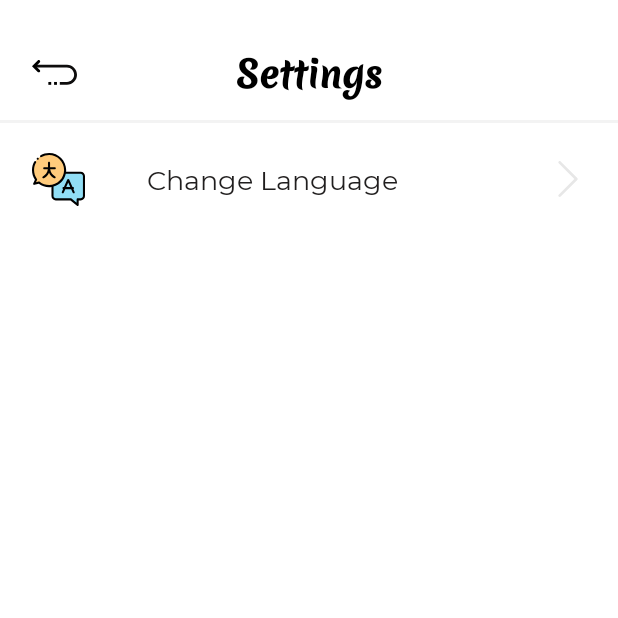
After one commit to setianjay/GithubUser, an Android app: the SettingsActivity screen opened directly, with no data from a screen before it, on a phone screen of 412 x 824 dp, the top half of it. The commit adds this screen. Run offline under Robolectric (Android 15) with nearby library versions, the phone set to English and light mode, and no system bars.

```diff
--- a/app/src/main/java/com/setianjay/githubuser/screens/activity/HomeActivity.kt
+++ b/app/src/main/java/com/setianjay/githubuser/screens/activity/HomeActivity.kt
@@ -1,5 +1,6 @@
 package com.setianjay.githubuser.screens.activity
 
+import android.content.Intent
 import androidx.appcompat.app.AppCompatActivity
 import android.os.Bundle
 import android.view.MenuItem
@@ -20,11 +21,12 @@ class HomeActivity : AppCompatActivity() {
     override fun onCreate(savedInstanceState: Bundle?) {
         super.onCreate(savedInstanceState)
         setContentView(binding.root)
+        initListener()
         initViewModel()
-        initListener()
         setupObserver()
     }
 
+    /* function to initialize view model */
     private fun initViewModel(){
         viewModel = ViewModelProvider(
             this@HomeActivity,
@@ -32,12 +34,15 @@ class HomeActivity : AppCompatActivity() {
         ).get(GithubViewModel::class.java)
     }
 
+    /* function to initialize all listener in this layout */
     private fun initListener(){
+        // listener for show pop up menu
         binding.ivMenus.setOnClickListener {
             showPopupMenu()
         }
     }
 
+    /* function for show of pop up menu*/
     private fun showPopupMenu(){
         val popupMenu = PopupMenu(this,binding.ivMenus)
         popupMenu.menuInflater.inflate(R.menu.popup_menu,popupMenu.menu)
@@ -48,7 +53,9 @@ class HomeActivity : AppCompatActivity() {
                     Toast.makeText(this@HomeActivity, "Under Development", Toast.LENGTH_SHORT).show()
                 }
                 R.id.settings -> {
-                    Toast.makeText(this@HomeActivity, "Under Development", Toast.LENGTH_SHORT).show()
+                    Intent(this@HomeActivity, SettingsActivity::class.java).also {
+                        startActivity(it)
+                    }
                 }
             }
             true
@@ -57,6 +64,7 @@ class HomeActivity : AppCompatActivity() {
         popupMenu.show()
     }
 
+    /* function to set up any observer in view model */
     private fun setupObserver(){
         // observe for the title and set with value if any update from current fragment
         viewModel.getTitle().observe(this@HomeActivity){ title ->
--- /dev/null
+++ b/app/src/main/java/com/setianjay/githubuser/screens/activity/SettingsActivity.kt
@@ -0,0 +1,32 @@
+package com.setianjay.githubuser.screens.activity
+
+import android.content.Intent
+import androidx.appcompat.app.AppCompatActivity
+import android.os.Bundle
+import com.setianjay.githubuser.databinding.ActivitySettingsBinding
+
+class SettingsActivity : AppCompatActivity() {
+    private val binding by lazy { ActivitySettingsBinding.inflate(layoutInflater) }
+
+    override fun onCreate(savedInstanceState: Bundle?) {
+        super.onCreate(savedInstanceState)
+        setContentView(binding.root)
+        initListener()
+    }
+
+    /* function to initialize all listener in this layout */
+    private fun initListener(){
+        // listener for button back
+        binding.ivBack.setOnClickListener {
+            onBackPressed()
+            finish()
+        }
+
+        // listener for change language
+        binding.containerLanguage.setOnClickListener {
+            Intent(android.provider.Settings.ACTION_LOCALE_SETTINGS).also {
+                startActivity(it)
+            }
+        }
+    }
+}
--- /dev/null
+++ b/app/src/main/res/drawable/ic_back.xml
@@ -0,0 +1,7 @@
+<vector android:height="30dp" android:viewportHeight="502"
+    android:viewportWidth="502.624" android:width="30dp" xmlns:android="http://schemas.android.com/apk/res/android">
+    <path android:fillColor="#0e0d0d" android:pathData="m390.625,276.992h-80v-32h80c44.109,0 80,-35.887 80,-80 0,-44.113 -35.891,-80 -80,-80h-368v-32h368c61.758,0 112,50.254 112,112 0,61.742 -50.242,112 -112,112zM390.625,276.992"/>
+    <path android:fillColor="#000000" android:pathData="m64,132.992 l-64,-64 64,-64c6.238,-6.238 16.383,-6.238 22.625,0 6.238,6.238 6.238,16.383 0,22.625l-41.379,41.375 41.379,41.375c6.238,6.242 6.238,16.387 0,22.625 -6.242,6.238 -16.387,6.238 -22.625,0zM64,132.992"/>
+    <path android:fillColor="#000000" android:pathData="m246.625,244.992h32v32h-32zM246.625,244.992"/>
+    <path android:fillColor="#000000" android:pathData="m182.625,244.992h32v32h-32zM182.625,244.992"/>
+</vector>
--- /dev/null
+++ b/app/src/main/res/drawable/ic_next.xml
@@ -0,0 +1,4 @@
+<vector android:height="24dp" android:viewportHeight="443.52"
+    android:viewportWidth="443.52" android:width="24dp" xmlns:android="http://schemas.android.com/apk/res/android">
+    <path android:fillColor="#e7e7e7" android:pathData="M336.226,209.591l-204.8,-204.8c-6.78,-6.548 -17.584,-6.36 -24.132,0.42c-6.388,6.614 -6.388,17.099 0,23.712l192.734,192.734L107.294,414.391c-6.663,6.664 -6.663,17.468 0,24.132c6.665,6.663 17.468,6.663 24.132,0l204.8,-204.8C342.889,227.058 342.889,216.255 336.226,209.591z"/>
+</vector>
--- /dev/null
+++ b/app/src/main/res/drawable/ic_settings_language.xml
@@ -0,0 +1,9 @@
+<vector android:height="35dp" android:viewportHeight="512"
+    android:viewportWidth="512" android:width="35dp" xmlns:android="http://schemas.android.com/apk/res/android">
+    <path android:fillColor="#91def5" android:pathData="m198,320.043v95.957c0,17.672 14.32,32 31.996,32h145.004l66,54v-54h29c17.672,0 32,-14.328 32,-32v-194c0,-17.672 -14.328,-32 -32,-32h-149.957zM198,320.043"/>
+    <path android:fillColor="#ffcb7c" android:pathData="m165.02,10c-85.613,0 -155.02,69.406 -155.02,155.02 0,34.066 10.996,65.559 29.621,91.141l-19.109,41.984 47.293,-12.363v-0.02c26.59,21.438 60.402,34.281 97.215,34.281 85.617,0 155.023,-69.406 155.023,-155.023 0,-85.613 -69.406,-155.02 -155.023,-155.02zM165.02,10"/>
+    <path android:fillColor="#FF000000" android:pathData="m470,180h-140.645c0.445,-4.934 0.688,-9.93 0.688,-14.98 0,-90.992 -74.031,-165.02 -165.023,-165.02 -28.984,0 -57.496,7.625 -82.453,22.047 -4.781,2.762 -6.418,8.879 -3.656,13.66 2.766,4.785 8.883,6.418 13.664,3.656 21.918,-12.668 46.969,-19.363 72.445,-19.363 79.965,0 145.023,65.055 145.023,145.02 0,79.965 -65.059,145.023 -145.023,145.023 -33.473,0 -64.918,-11.09 -90.938,-32.066 -2.609,-2.102 -6.066,-2.73 -9.215,-1.766l-26.543,6.941 10.398,-22.852c1.496,-3.281 1.105,-7.109 -1.016,-10.027 -18.125,-24.895 -27.707,-54.375 -27.707,-85.254 0,-25.543 6.73,-50.656 19.465,-72.621 2.77,-4.781 1.141,-10.898 -3.637,-13.668s-10.895,-1.145 -13.668,3.637c-14.496,25.008 -22.16,53.59 -22.16,82.652 0,33.16 9.715,64.914 28.152,92.199l-16.742,36.785c-1.602,3.512 -1.035,7.629 1.449,10.582 2.484,2.953 6.445,4.211 10.18,3.234l42.527,-11.117c28.508,21.535 63.621,33.34 99.453,33.34 7.801,0 15.469,-0.559 22.98,-1.609v87.566c0,23.156 18.84,42 41.996,42h141.434l63.238,51.738c1.82,1.492 4.066,2.258 6.332,2.258 1.457,0 2.918,-0.316 4.281,-0.961 3.492,-1.656 5.719,-5.172 5.719,-9.039v-43.996h19c23.16,0 42,-18.844 42,-42v-194c0,-23.16 -18.84,-42 -42,-42zM492,416c0,12.129 -9.867,22 -22,22h-29c-5.523,0 -10,4.477 -10,10v32.895l-49.391,-40.41c-2.723,-2.484 -5.105,-2.484 -10.461,-2.484h-141.152c-12.129,0 -21.996,-9.871 -21.996,-22v-91.648c59.152,-15.973 105.238,-64.074 118.297,-124.352h143.703c12.133,0 22,9.867 22,22zM492,416"/>
+    <path android:fillColor="#FF000000" android:pathData="m399.762,348.605c3.391,-1.598 5.742,-5.039 5.742,-9.039 0,-5.52 -4.477,-10 -10,-10h-4.094l-32.25,-73.5c-1.598,-3.637 -5.191,-5.984 -9.16,-5.984s-7.563,2.348 -9.156,5.984l-32.25,73.5h-4.094c-5.523,0 -10,4.48 -10,10 0,4 2.352,7.441 5.742,9.039l-12.012,27.375c-2.219,5.059 0.082,10.957 5.137,13.176 5.059,2.219 10.957,-0.082 13.176,-5.141l15.117,-34.449h56.684l15.117,34.449c1.645,3.75 5.313,5.984 9.164,5.984 1.34,0 2.703,-0.27 4.012,-0.844 5.055,-2.219 7.359,-8.117 5.137,-13.176zM330.434,329.566 L350,284.973 369.566,329.566zM330.434,329.566"/>
+    <path android:fillColor="#FF000000" android:pathData="m55.402,65.398c2.629,0 5.207,-1.07 7.07,-2.93 1.859,-1.859 2.93,-4.438 2.93,-7.07 0,-2.629 -1.07,-5.207 -2.93,-7.07 -1.863,-1.859 -4.441,-2.93 -7.07,-2.93 -2.641,0 -5.211,1.07 -7.07,2.93 -1.859,1.863 -2.93,4.441 -2.93,7.07 0,2.633 1.07,5.211 2.93,7.07 1.859,1.863 4.438,2.93 7.07,2.93zM55.402,65.398"/>
+    <path android:fillColor="#FF000000" android:pathData="m105.328,225.879c-4.844,2.656 -6.617,8.734 -3.961,13.578 1.82,3.316 5.246,5.195 8.777,5.195 1.625,0 3.273,-0.398 4.801,-1.234 22.301,-12.23 39.457,-31.254 49.492,-53.688 10.039,22.434 27.191,41.457 49.492,53.688 1.527,0.836 3.176,1.234 4.801,1.234 3.531,0 6.957,-1.879 8.777,-5.195 2.656,-4.844 0.883,-10.922 -3.961,-13.578 -26.105,-14.316 -43.676,-39.902 -48.039,-68.813h44.398c5.523,0 10,-4.477 10,-10 0,-5.523 -4.477,-10 -10,-10h-45.469v-41.672c0,-5.523 -4.477,-10 -10,-10s-10,4.477 -10,10v41.672h-36.125c-5.523,0 -10,4.477 -10,10 0,5.523 4.477,10 10,10h35.055c-4.363,28.91 -21.934,54.5 -48.039,68.813zM105.328,225.879"/>
+</vector>
--- a/app/src/main/res/layout/activity_home.xml
+++ b/app/src/main/res/layout/activity_home.xml
@@ -26,29 +26,18 @@
             android:text="@string/home"
             app:layout_constraintStart_toStartOf="parent"
             app:layout_constraintTop_toTopOf="parent"
-            android:layout_marginTop="@dimen/margin_27"/>
-
-        <ImageView
-            android:id="@+id/iv_favorite"
-            android:layout_width="@dimen/width_24"
-            android:layout_height="@dimen/height_24"
-            android:contentDescription="@string/app_name"
-            android:src="@drawable/ic_heart"
-            app:layout_constraintEnd_toEndOf="@id/iv_menus"
-            app:layout_constraintTop_toTopOf="parent"
-            android:layout_marginEnd="@dimen/margin_40"
-            android:layout_marginTop="@dimen/margin_32"
-            android:visibility="invisible"/>
+            android:layout_marginTop="@dimen/margin_27" />
 
         <ImageView
             android:id="@+id/iv_menus"
+            android:background="?android:attr/selectableItemBackground"
+            android:contentDescription="@string/app_name"
             android:layout_width="@dimen/width_24"
             android:layout_height="@dimen/height_24"
-            android:contentDescription="@string/app_name"
             android:src="@drawable/ic_menu"
             app:layout_constraintEnd_toEndOf="parent"
             app:layout_constraintTop_toTopOf="parent"
-            android:layout_marginTop="@dimen/margin_32"/>
+            android:layout_marginTop="@dimen/margin_32" />
     </androidx.constraintlayout.widget.ConstraintLayout>
 
     <androidx.fragment.app.FragmentContainerView
@@ -57,5 +46,5 @@
         android:layout_width="match_parent"
         android:layout_height="match_parent"
         app:defaultNavHost="true"
-        app:navGraph="@navigation/nav_content"/>
+        app:navGraph="@navigation/nav_content" />
 </LinearLayout>
--- /dev/null
+++ b/app/src/main/res/layout/activity_settings.xml
@@ -0,0 +1,86 @@
+<?xml version="1.0" encoding="utf-8"?>
+<RelativeLayout xmlns:android="http://schemas.android.com/apk/res/android"
+    xmlns:tools="http://schemas.android.com/tools"
+    android:layout_width="match_parent"
+    android:layout_height="match_parent"
+    android:paddingTop="@dimen/padding_32"
+    android:paddingBottom="@dimen/padding_21"
+    tools:context=".screens.activity.SettingsActivity">
+
+    <ImageView
+        android:id="@+id/iv_back"
+        android:background="?android:attr/selectableItemBackground"
+        android:contentDescription="@string/app_name"
+        android:layout_width="wrap_content"
+        android:layout_height="wrap_content"
+        android:layout_alignParentStart="true"
+        android:layout_alignParentTop="true"
+        android:layout_marginStart="@dimen/margin_21"
+        android:paddingTop="8dp"
+        android:src="@drawable/ic_back" />
+
+    <TextView
+        android:id="@+id/tv_page"
+        android:layout_width="wrap_content"
+        android:layout_height="wrap_content"
+        android:layout_alignTop="@+id/iv_back"
+        android:layout_alignBottom="@+id/iv_back"
+        android:layout_centerHorizontal="true"
+        android:fontFamily="@font/merienda_regular"
+        android:text="@string/settings"
+        android:textColor="@color/black"
+        android:textSize="@dimen/text_24"
+        android:textStyle="bold" />
+
+    <View
+        android:id="@+id/vw_page"
+        android:background="@color/gray_soft"
+        android:layout_width="match_parent"
+        android:layout_height="2dp"
+        android:layout_below="@id/tv_page"
+        android:layout_marginTop="10dp" />
+
+    <LinearLayout
+        android:id="@+id/container_language"
+        android:background="?android:attr/selectableItemBackground"
+        android:clickable="true"
+        android:focusable="true"
+        android:layout_width="match_parent"
+        android:layout_height="wrap_content"
+        android:layout_below="@id/vw_page"
+        android:layout_marginTop="@dimen/margin_10"
+        android:paddingStart="@dimen/padding_21"
+        android:paddingTop="@dimen/padding_10"
+        android:paddingEnd="@dimen/padding_21"
+        android:paddingBottom="@dimen/padding_10"
+        android:orientation="horizontal">
+
+        <ImageView
+            android:id="@+id/iv_language"
+            android:layout_width="wrap_content"
+            android:layout_height="wrap_content"
+            android:contentDescription="@string/app_name"
+            android:src="@drawable/ic_settings_language" />
+
+        <TextView
+            android:id="@+id/tv_language"
+            android:layout_width="0dp"
+            android:layout_height="wrap_content"
+            android:layout_gravity="center_vertical"
+            android:layout_marginStart="@dimen/margin_41"
+            android:fontFamily="@font/montserrat_regular"
+            android:text="@string/change_language"
+            android:textColor="@color/black_soft"
+            android:textSize="@dimen/text_18"
+            android:layout_weight="2" />
+
+        <ImageView
+            android:id="@+id/iv_next_language"
+            android:layout_width="wrap_content"
+            android:layout_height="wrap_content"
+            android:layout_gravity="center_vertical|end"
+            android:contentDescription="@string/app_name"
+            android:src="@drawable/ic_next" />
+
+    </LinearLayout>
+</RelativeLayout>
--- a/app/src/main/res/values/colors.xml
+++ b/app/src/main/res/values/colors.xml
@@ -6,6 +6,7 @@
     <color name="teal_200">#FF03DAC5</color>
     <color name="teal_700">#FF018786</color>
     <color name="black">#FF000000</color>
+    <color name="black_soft">#201E1E</color>
     <color name="white">#FFFFFFFF</color>
     <color name="gray">#B1AAAA</color>
     <color name="dark_blue">#2F2E41</color>
--- a/app/src/main/res/values/dimens.xml
+++ b/app/src/main/res/values/dimens.xml
@@ -23,6 +23,7 @@
     <dimen name="margin_17">17dp</dimen>
     <dimen name="margin_18">18dp</dimen>
     <dimen name="margin_20">20dp</dimen>
+    <dimen name="margin_21">21dp</dimen>
     <dimen name="margin_23">23dp</dimen>
     <dimen name="margin_25">25dp</dimen>
     <dimen name="margin_27">27dp</dimen>
@@ -31,6 +32,7 @@
     <dimen name="margin_33">33dp</dimen>
     <dimen name="margin_40">40dp</dimen>
     <dimen name="margin_66">66dp</dimen>
+    <dimen name="margin_100">100dp</dimen>
 
     <!-- dimen padding -->
     <dimen name="padding_10">10dp</dimen>
@@ -40,6 +42,7 @@
     <dimen name="padding_21">21dp</dimen>
     <dimen name="padding_23">23dp</dimen>
     <dimen name="padding_28">28dp</dimen>
+    <dimen name="padding_32">32dp</dimen>
 
     <!-- dimen radius -->
     <dimen name="radius_15">15dp</dimen>
@@ -64,4 +67,5 @@
     <dimen name="width_250">250dp</dimen>
     <dimen name="width_185">185dp</dimen>
     <dimen name="height_38">38dp</dimen>
+    <dimen name="margin_41">41dp</dimen>
 </resources>
--- a/app/src/main/res/values/strings.xml
+++ b/app/src/main/res/values/strings.xml
@@ -27,4 +27,5 @@
     <string name="no_followers">No Followers</string>
     <string name="no_following">No Following</string>
     <string name="refresh">Refresh</string>
+    <string name="change_language">Change Language</string>
 </resources>
```
Also changed, not shown: app/src/main/AndroidManifest.xml (+11 -3 lines), 1 other file.
